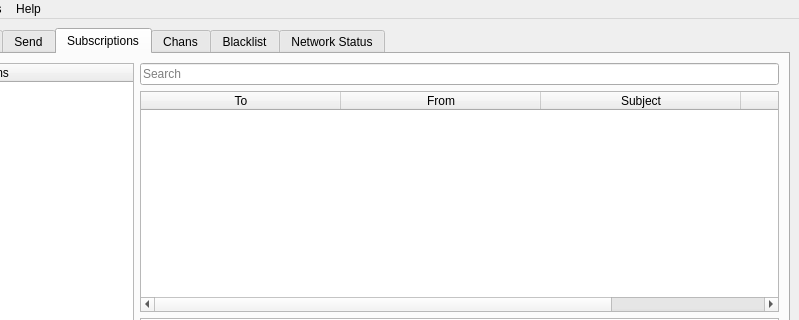
This is src/bitmessageqt/bitmessageui.ui in Bitmessage/PyBitmessage as Qt 5 draws it before an edit; both pictures show x 86 to 885 and y 0 to 320 of the 885 by 580 pixel window. The edited form follows.
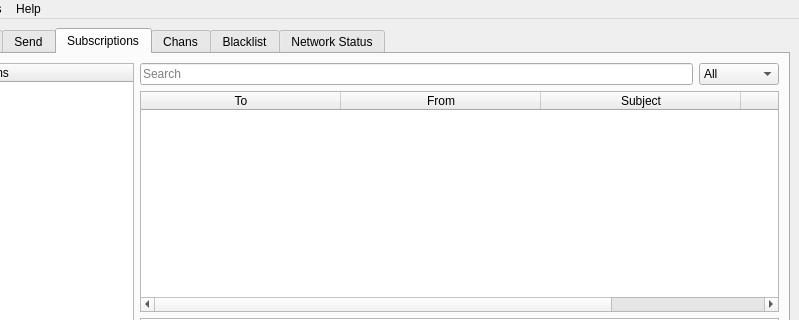
This is the edited form. The open tabs and pages were chosen to show the change. Icons and pictures are not drawn.

Commit message: finished implementing more email client like interface

Diff of the .ui file:
```diff
--- a/src/bitmessageqt/bitmessageui.ui
+++ b/src/bitmessageqt/bitmessageui.ui
@@ -583,9 +583,9 @@
        <attribute name="title">
         <string>Subscriptions</string>
        </attribute>
-       <layout class="QGridLayout" name="gridLayout_4">
+       <layout class="QGridLayout" name="gridLayout_3">
         <item row="0" column="0">
-         <layout class="QHBoxLayout" name="horizontalLayout_2">
+         <layout class="QHBoxLayout" name="horizontalLayout_4">
           <item>
            <layout class="QVBoxLayout" name="verticalLayout_3">
             <item>
@@ -635,11 +635,44 @@
           <item>
            <layout class="QVBoxLayout" name="verticalLayout_4">
             <item>
-             <widget class="QLineEdit" name="inboxSearchLineSubscriptions">
-              <property name="placeholderText">
-               <string>Search</string>
-              </property>
-             </widget>
+             <layout class="QHBoxLayout" name="horizontalLayout_2">
+              <item>
+               <widget class="QLineEdit" name="inboxSearchLineEditSubscriptions">
+                <property name="placeholderText">
+                 <string>Search</string>
+                </property>
+               </widget>
+              </item>
+              <item>
+               <widget class="QComboBox" name="inboxSearchOptionSubscriptions">
+                <item>
+                 <property name="text">
+                  <string>All</string>
+                 </property>
+                </item>
+                <item>
+                 <property name="text">
+                  <string>To</string>
+                 </property>
+                </item>
+                <item>
+                 <property name="text">
+                  <string>From</string>
+                 </property>
+                </item>
+                <item>
+                 <property name="text">
+                  <string>Subject</string>
+                 </property>
+                </item>
+                <item>
+                 <property name="text">
+                  <string>Message</string>
+                 </property>
+                </item>
+               </widget>
+              </item>
+             </layout>
             </item>
             <item>
              <widget class="QTableWidget" name="tableWidgetInboxSubscriptions">
@@ -734,7 +767,7 @@
        <attribute name="title">
         <string>Chans</string>
        </attribute>
-       <layout class="QGridLayout" name="gridLayout_3">
+       <layout class="QGridLayout" name="gridLayout_4">
         <item row="0" column="0">
          <layout class="QHBoxLayout" name="horizontalLayout_4">
           <item>
```
Left out of the diff: 86 changed lines with no effect on the pictures. The commit also changes 3 other files.
